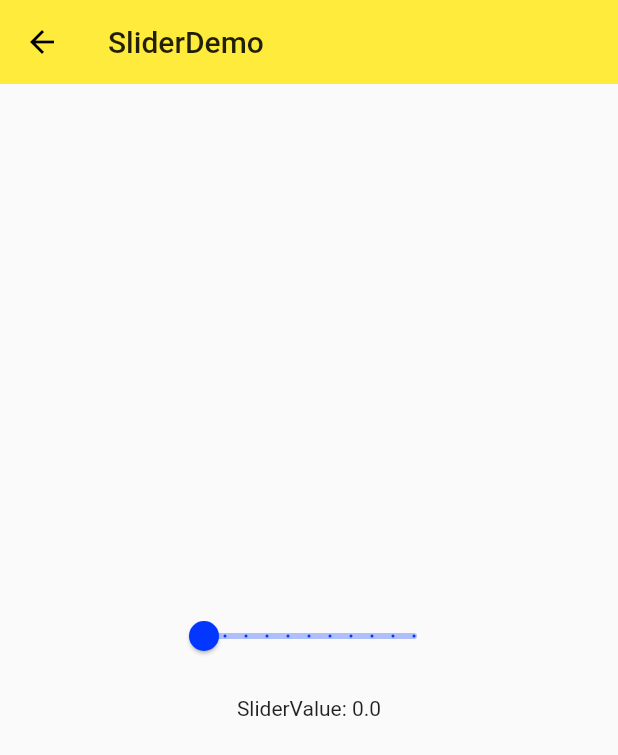
After one commit to xunan623/firstproject_flutter, a Flutter app: the screen it shows after launch, after a tap on "SliderDemo", on a phone screen of 412 x 824 dp. The commit adds this screen. Shown: the top 755 px of the screen. Run offline on Flutter 3.47's test engine with Material 2 defaults, Android fonts, the phone set to English and light mode, and no system bars.

Commit message:
时间,单选,复选框,slider,switch控件

```diff
--- a/lib/demo/form_demo.dart
+++ b/lib/demo/form_demo.dart
@@ -5,6 +5,11 @@ class FormDemo extends StatelessWidget {
   Widget build(BuildContext context) {
 
     return Scaffold(
+      appBar: AppBar(
+        title: Text('FormDemo'),
+        elevation: 0.0,
+
+      ),
       body: Theme(
         data: Theme.of(context).copyWith(
           primaryColor: Colors.black
--- a/lib/demo/material_components.dart
+++ b/lib/demo/material_components.dart
@@ -1,9 +1,17 @@
+import 'package:firstproject/demo/slider_demo.dart';
 import 'package:flutter/material.dart';
 import './button_demo.dart';
 import './floating_action_button.dart';
 import './popup_menu_button_demo.dart';
+import './form_demo.dart';
+import './check_demo.dart';
+import './radio_demo.dart';
+import './switch_demo.dart';
+import './slider_demo.dart';
+import './datetime_demo.dart';
 
 class MaterialComponments extends StatelessWidget {
+
   @override
   Widget build(BuildContext context) {
     return Scaffold(
@@ -14,24 +22,46 @@ class MaterialComponments extends StatelessWidget {
       body: ListView(
         children: <Widget>[
           ListItem(
-            title: 'FloatingActionButton',
-            page: FloatingActionButtonDemo(),
+            title: 'CheckBox',
+            page: CheckBoxDemo(),
+          ),
+          ListItem(
+            title: 'RadioDemo',
+            page: RadioDemo(),
+          ),
+          ListItem(
+            title: 'SwitchDemo',
+            page: SwitchDemo(),
+          ),
+          ListItem(
+            title: 'SliderDemo',
+            page: SliderDemo(),
+          ),
+          ListItem(
+            title: 'DateTimeDemo',
+            page: DateTimeDemo(),
+          ),
+          ListItem(
+            title: 'Form',
+            page: FormDemo(),
           ),
           ListItem(
             title: 'Button',
             page: ButtonDemo(),
           ),
-                    ListItem(
+          ListItem(
             title: 'PopupMenuButton',
             page: PopuMenuButtonDemo(),
-          )
-
+          ),
+          ListItem(
+            title: 'FloatingActionButton',
+            page: FloatingActionButtonDemo(),
+          ),
         ],
       ),
     );
   }
 }
-
 
 class _WidgetDemo extends StatelessWidget {
   @override
@@ -62,7 +92,6 @@ class _WidgetDemo extends StatelessWidget {
   }
 }
 
-
 class ListItem extends StatelessWidget {
   final String title;
   final Widget page;
--- /dev/null
+++ b/lib/demo/slider_demo.dart
@@ -0,0 +1,48 @@
+import 'package:flutter/material.dart';
+
+class SliderDemo extends StatefulWidget {
+  _SliderDemoState createState() => _SliderDemoState();
+}
+
+class _SliderDemoState extends State<SliderDemo> {
+  double _sliderItemA = 0.0;
+
+  @override
+  Widget build(BuildContext context) {
+    return Scaffold(
+      appBar: AppBar(
+        title: Text('SliderDemo'),
+        elevation: 0.0,
+      ),
+      body: Container(
+        padding: EdgeInsets.all(16.0),
+        child: Column(
+          mainAxisAlignment: MainAxisAlignment.center,
+          children: <Widget>[
+            Row(
+              mainAxisAlignment: MainAxisAlignment.center,
+              children: <Widget>[
+                Slider(
+                  value: _sliderItemA,
+                  activeColor: Theme.of(context).accentColor,
+                  inactiveColor: Theme.of(context).accentColor.withOpacity(0.3),
+                  min: 0.0,
+                  max: 10.0,
+                  divisions: 10, // 分割多少份
+                  label: '${_sliderItemA.toInt()}',
+                  onChanged: (value) {
+                    setState(() {
+                      _sliderItemA = value;
+                    });
+                  },
+                )
+              ],
+            ),
+            SizedBox(height: 16.0),
+            Text('SliderValue: $_sliderItemA')
+          ],
+        ),
+      ),
+    );
+  }
+}
--- a/pubspec.yaml
+++ b/pubspec.yaml
@@ -19,7 +19,7 @@ environment:
 dependencies:
   flutter:
     sdk: flutter
-
+  intl: 0.15.7
   # The following adds the Cupertino Icons font to your application.
   # Use with the CupertinoIcons class for iOS style icons.
   cupertino_icons: ^0.1.2
```
Also changed, not shown: lib/demo/check_demo.dart (added, +53 -0 lines), lib/demo/datetime_demo.dart (added, +81 -0 lines), lib/demo/radio_demo.dart (added, +70 -0 lines), lib/demo/switch_demo.dart (added, +55 -0 lines), pubspec.lock.
